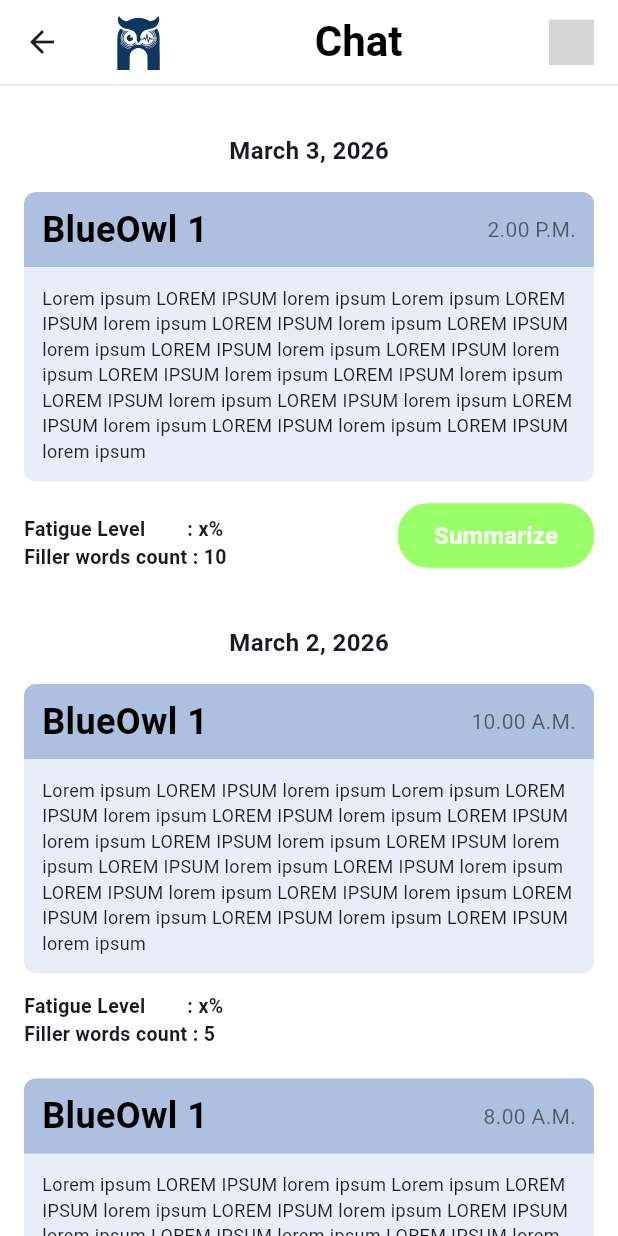
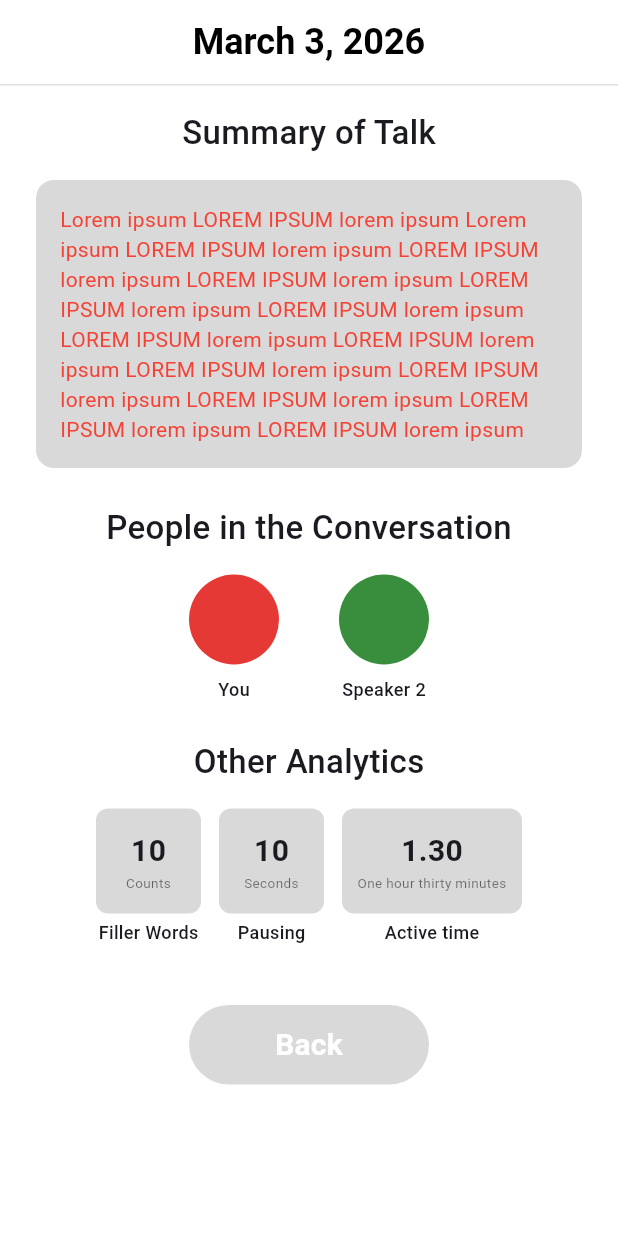
Before and after one commit to osugiw/CP_mobile_apps, a Flutter app: the ChatPage screen opened directly, after a tap on "Summarize", on a phone screen of 412 x 824 dp. Run offline on Flutter 3.47's test engine with Material 3 defaults, Android fonts, the phone set to English and light mode, and no system bars; our stand-ins replace flutter_svg; accounts and stored records are empty; grey boxes are pictures that could not be loaded.

Commit message:
adding new page for summary

```diff
--- a/lib/chat_page.dart
+++ b/lib/chat_page.dart
@@ -1,10 +1,11 @@
 import 'package:flutter/material.dart';
 import 'package:flutter_svg/flutter_svg.dart';
 import 'package:mobile_apps/widgets/sally_logo.dart';
+import 'summary_page.dart'; // Import the new SummaryPage
 
 class Transcript {
   final String date;
-  final String deviceName;
+  final String deviceID;
   final String time;
   final String content;
   final String fatigueLevel;
@@ -13,7 +14,7 @@ class Transcript {
 
   Transcript({
     required this.date,
-    required this.deviceName,
+    required this.deviceID,
     required this.time,
     required this.content,
     required this.fatigueLevel,
@@ -33,7 +34,7 @@ class _ChatPageState extends State<ChatPage> {
   final List<Transcript> _transcripts = [
     Transcript(
       date: "March 3, 2026",
-      deviceName: "BlueOwl 1",
+      deviceID: "BlueOwl 1",
       time: "2.00 P.M.",
       content: "Lorem ipsum LOREM IPSUM lorem ipsum Lorem ipsum LOREM IPSUM lorem ipsum LOREM IPSUM lorem ipsum LOREM IPSUM lorem ipsum LOREM IPSUM lorem ipsum LOREM IPSUM lorem ipsum LOREM IPSUM lorem ipsum LOREM IPSUM lorem ipsum LOREM IPSUM lorem ipsum LOREM IPSUM lorem ipsum LOREM IPSUM lorem ipsum LOREM IPSUM lorem ipsum LOREM IPSUM lorem ipsum",
       fatigueLevel: "x%",
@@ -41,7 +42,7 @@ class _ChatPageState extends State<ChatPage> {
     ),
     Transcript(
       date: "March 2, 2026",
-      deviceName: "BlueOwl 1",
+      deviceID: "BlueOwl 1",
       time: "10.00 A.M.",
       content: "Lorem ipsum LOREM IPSUM lorem ipsum Lorem ipsum LOREM IPSUM lorem ipsum LOREM IPSUM lorem ipsum LOREM IPSUM lorem ipsum LOREM IPSUM lorem ipsum LOREM IPSUM lorem ipsum LOREM IPSUM lorem ipsum LOREM IPSUM lorem ipsum LOREM IPSUM lorem ipsum LOREM IPSUM lorem ipsum LOREM IPSUM lorem ipsum LOREM IPSUM lorem ipsum LOREM IPSUM lorem ipsum",
       fatigueLevel: "x%",
@@ -50,7 +51,7 @@ class _ChatPageState extends State<ChatPage> {
     ),
     Transcript(
       date: "March 2, 2026",
-      deviceName: "BlueOwl 1",
+      deviceID: "BlueOwl 1",
       time: "8.00 A.M.",
       content: "Lorem ipsum LOREM IPSUM lorem ipsum Lorem ipsum LOREM IPSUM lorem ipsum LOREM IPSUM lorem ipsum LOREM IPSUM lorem ipsum LOREM IPSUM lorem ipsum LOREM IPSUM lorem ipsum LOREM IPSUM lorem ipsum LOREM IPSUM lorem ipsum LOREM IPSUM lorem ipsum LOREM IPSUM lorem ipsum LOREM IPSUM lorem ipsum LOREM IPSUM lorem ipsum LOREM IPSUM lorem ipsum",
       fatigueLevel: "x%",
@@ -64,7 +65,7 @@ class _ChatPageState extends State<ChatPage> {
         0,
         Transcript(
           date: "March 3, 2026",
-          deviceName: "BlueOwl 1",
+          deviceID: "BlueOwl 1",
           time: "4.00 P.M.",
           content: "New dynamic transcription added for testing purposes. LOREM IPSUM lorem ipsum LOREM IPSUM lorem ipsum.",
           fatigueLevel: "15%",
@@ -185,7 +186,7 @@ class TranscriptCard extends StatelessWidget {
                   mainAxisAlignment: MainAxisAlignment.spaceBetween,
                   children: [
                     Text(
-                      transcript.deviceName,
+                      transcript.deviceID,
                       style: const TextStyle(
                         fontSize: 24,
                         fontWeight: FontWeight.bold,
@@ -232,7 +233,21 @@ class TranscriptCard extends StatelessWidget {
             ),
             if (transcript.hasSummarize)
               ElevatedButton(
-                onPressed: () {},
+                onPressed: () {
+                  // Navigate to SummaryPage with data
+                  Navigator.push(
+                    context,
+                    MaterialPageRoute(
+                      builder: (context) => SummaryPage(
+                        date: transcript.date,
+                        deviceID: transcript.deviceID,
+                        content: transcript.content,
+                        fatigueLevel: transcript.fatigueLevel,
+                        fillerWordsCount: transcript.fillerWordsCount,
+                      ),
+                    ),
+                  );
+                },
                 style: ElevatedButton.styleFrom(
                   backgroundColor: limeGreen,
                   foregroundColor: Colors.white,
--- /dev/null
+++ b/lib/summary_page.dart
@@ -0,0 +1,199 @@
+import 'package:flutter/material.dart';
+
+class SummaryPage extends StatelessWidget {
+  final String date;
+  final String deviceID;
+  final String content;
+  final String fatigueLevel;
+  final int fillerWordsCount;
+
+  const SummaryPage({
+    super.key,
+    required this.date,
+    required this.deviceID,
+    required this.content,
+    required this.fatigueLevel,
+    required this.fillerWordsCount,
+  });
+
+  @override
+  Widget build(BuildContext context) {
+    const Color logoBlue = Color(0xFF1A335D);
+    const Color lightGrey = Color(0xFFD9D9D9);
+
+    return Scaffold(
+      backgroundColor: Colors.white,
+      appBar: AppBar(
+        backgroundColor: Colors.white,
+        elevation: 0,
+        scrolledUnderElevation: 0,
+        automaticallyImplyLeading: false, // Remove default back button
+        title: Center(
+          child: Text(
+            date,
+            style: const TextStyle(
+              color: Colors.black,
+              fontSize: 24,
+              fontWeight: FontWeight.bold,
+            ),
+          ),
+        ),
+        bottom: PreferredSize(
+          preferredSize: const Size.fromHeight(1.0),
+          child: Container(
+            color: Colors.grey.shade300,
+            height: 1.0,
+          ),
+        ),
+      ),
+      body: SingleChildScrollView(
+        child: Padding(
+          padding: const EdgeInsets.symmetric(horizontal: 24.0, vertical: 16.0),
+          child: Column(
+            crossAxisAlignment: CrossAxisAlignment.center,
+            children: [
+              const Text(
+                'Summary of Talk',
+                style: TextStyle(
+                  fontSize: 22,
+                  fontWeight: FontWeight.w500,
+                ),
+              ),
+              const SizedBox(height: 16),
+              // Summary Content Container
+              Container(
+                width: double.infinity,
+                padding: const EdgeInsets.all(16),
+                decoration: BoxDecoration(
+                  color: lightGrey,
+                  borderRadius: BorderRadius.circular(12),
+                ),
+                child: Text(
+                  content,
+                  style: const TextStyle(
+                    fontSize: 14,
+                    color: Colors.red, // Highlighting part of the design
+                    height: 1.4,
+                  ),
+                ),
+              ),
+              const SizedBox(height: 24),
+              const Text(
+                'People in the Conversation',
+                style: TextStyle(
+                  fontSize: 22,
+                  fontWeight: FontWeight.w500,
+                ),
+              ),
+              const SizedBox(height: 16),
+              Row(
+                mainAxisAlignment: MainAxisAlignment.center,
+                children: [
+                  _buildSpeakerCircle(const Color(0xFFE53935), "You"),
+                  const SizedBox(width: 40),
+                  _buildSpeakerCircle(const Color(0xFF388E3C), "Speaker 2"),
+                ],
+              ),
+              const SizedBox(height: 24),
+              const Text(
+                'Other Analytics',
+                style: TextStyle(
+                  fontSize: 22,
+                  fontWeight: FontWeight.w500,
+                ),
+              ),
+              const SizedBox(height: 16),
+              Row(
+                mainAxisAlignment: MainAxisAlignment.center,
+                children: [
+                  _buildAnalyticsBox(fillerWordsCount.toString(), "Counts", "Filler Words"),
+                  const SizedBox(width: 12),
+                  _buildAnalyticsBox("10", "Seconds", "Pausing"),
+                  const SizedBox(width: 12),
+                  _buildAnalyticsBox("1.30", "One hour thirty minutes", "Active time", isWide: true),
+                ],
+              ),
+              const SizedBox(height: 40),
+              // Back Button
+              SizedBox(
+                width: 160,
+                child: ElevatedButton(
+                  onPressed: () => Navigator.pop(context),
+                  style: ElevatedButton.styleFrom(
+                    backgroundColor: lightGrey,
+                    foregroundColor: Colors.white,
+                    padding: const EdgeInsets.symmetric(vertical: 12),
+                    shape: RoundedRectangleBorder(
+                      borderRadius: BorderRadius.circular(30),
+                    ),
+                    elevation: 0,
+                  ),
+                  child: const Text(
+                    'Back',
+                    style: TextStyle(fontSize: 20, fontWeight: FontWeight.bold),
+                  ),
+                ),
+              ),
+              const SizedBox(height: 20),
+            ],
+          ),
+        ),
+      ),
+    );
+  }
+
+  Widget _buildSpeakerCircle(Color color, String label) {
+    return Column(
+      children: [
+        Container(
+          width: 60,
+          height: 60,
+          decoration: BoxDecoration(
+            color: color,
+            shape: BoxShape.circle,
+          ),
+        ),
+        const SizedBox(height: 8),
+        Text(
+          label,
+          style: const TextStyle(fontSize: 12, fontWeight: FontWeight.w500),
+        ),
+      ],
+    );
+  }
+
+  Widget _buildAnalyticsBox(String value, String subValue, String label, {bool isWide = false}) {
+    return Column(
+      children: [
+        Container(
+          width: isWide ? 120 : 70,
+          height: 70,
+          padding: const EdgeInsets.all(8),
+          decoration: BoxDecoration(
+            color: const Color(0xFFD9D9D9),
+            borderRadius: BorderRadius.circular(8),
+          ),
+          child: Column(
+            mainAxisAlignment: MainAxisAlignment.center,
+            children: [
+              Text(
+                value,
+                style: const TextStyle(fontSize: 20, fontWeight: FontWeight.bold),
+              ),
+              Text(
+                subValue,
+                textAlign: TextAlign.center,
+                style: const TextStyle(fontSize: 9, color: Colors.black54),
+              ),
+            ],
+          ),
+        ),
+        const SizedBox(height: 4),
+        Text(
+          label,
+          style: const TextStyle(fontSize: 12, fontWeight: FontWeight.w500),
+        ),
+      ],
+    );
+  }
+}
```
Also changed, not shown: lib/profile_page.dart (added, +271 -0 lines), 13 other files.
